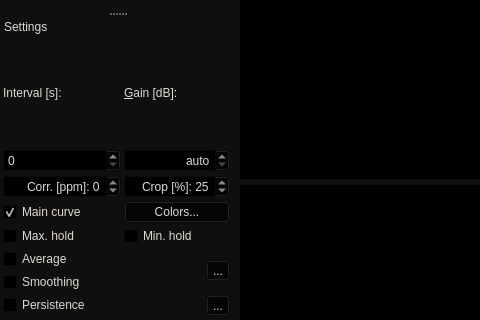
Above: spectroscope/spectroscope.ui from konung-yaropolk/SpectroScope before the change; both pictures show x 0 to 480 and y 266 to 586 of the 1200 by 899 pixel window. Below: the same form after it.
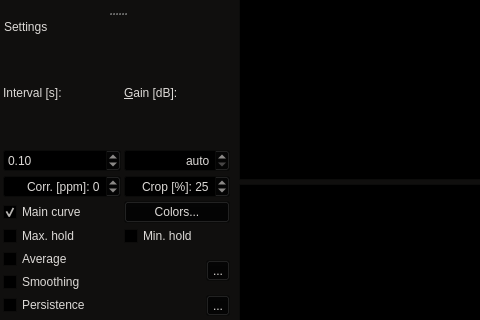
That is the form after the change. Icons and pictures are not drawn. Custom widgets are drawn as their Qt base class.

Commit message: Add support for update-interval of histogram of less than 1second

Patch:
```diff
--- a/spectroscope/spectroscope.ui
+++ b/spectroscope/spectroscope.ui
@@ -953,9 +953,15 @@
       </widget>
      </item>
      <item row="1" column="0">
-      <widget class="QSpinBox" name="intervalSpinBox">
-       <property name="maximum">
-        <number>999</number>
+      <widget class="QDoubleSpinBox" name="intervalSpinBox">
+       <property name="minimum">
+        <double>0.0</double>
+       </property>
+       <property name="singleStep">
+        <double>0.1</double>
+       </property>
+       <property name="value">
+        <double>0.1000000000000000</double>
        </property>
       </widget>
      </item>
```
The commit also changes 2 other files.
